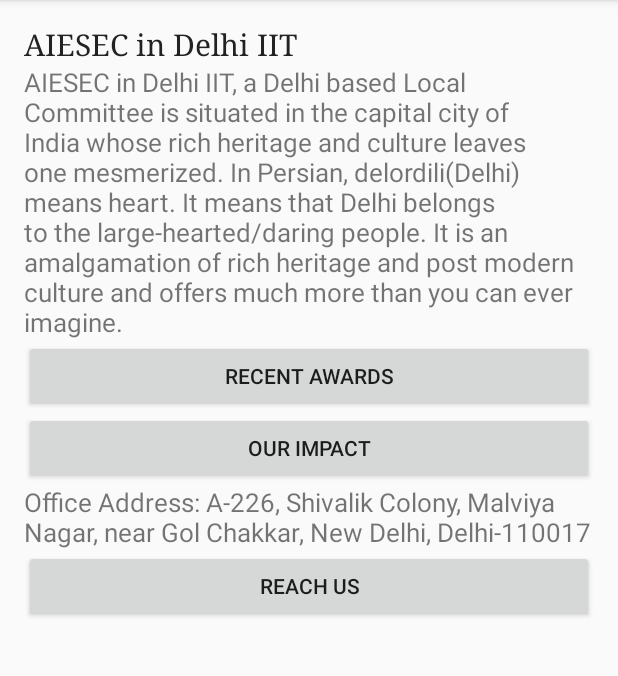
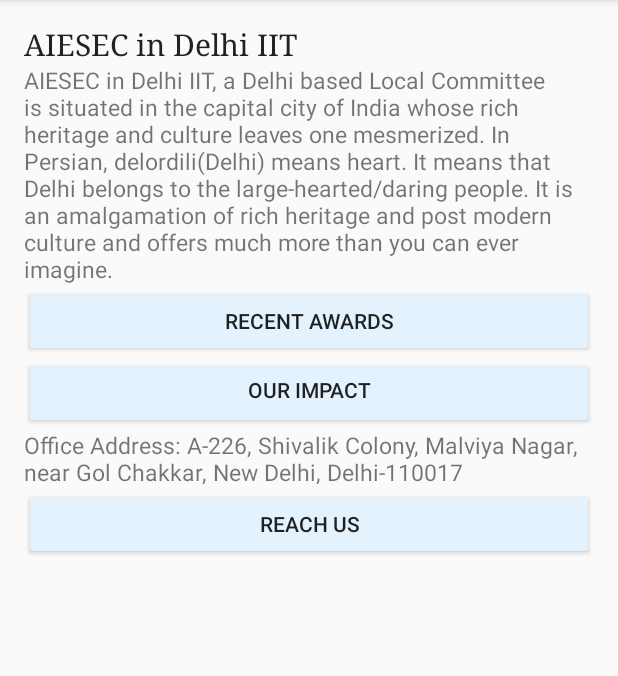
Before and after one commit to DoMINAToR98/DiscoverDelhi, an Android app: the About screen opened directly, with no data from a screen before it, on a phone screen of 412 x 824 dp, the part 84-760 px from its top. Run offline under Robolectric (Android 15) with nearby library versions, the phone set to English and light mode, and no system bars.

Commit message:
added about_recent and about_impact

```diff
--- a/app/src/main/AndroidManifest.xml
+++ b/app/src/main/AndroidManifest.xml
@@ -26,7 +26,9 @@
         <activity android:name=".PlacestoEat" />
         <activity android:name=".PlacestoShop" />
         <activity android:name=".UpcomingEvents" />
-        <activity android:name=".About"></activity>
+        <activity android:name=".About" />
+        <activity android:name=".about_ourimapct" />
+        <activity android:name=".about_recentawards"></activity>
     </application>
 
 </manifest>
--- a/app/src/main/java/in/sodevan/discoverdelhi/About.java
+++ b/app/src/main/java/in/sodevan/discoverdelhi/About.java
@@ -10,7 +10,8 @@
 import java.util.Locale;
 
 public class About extends AppCompatActivity {
-    Button reachus;
+    Button reachus,ourimpact,awards;
+
 
     @Override
     protected void onCreate(Bundle savedInstanceState) {
@@ -25,6 +26,22 @@
                 startActivity(intent);
             }
         });
+        ourimpact=(Button)findViewById(R.id.about_impact);
+        ourimpact.setOnClickListener(new View.OnClickListener() {
+            @Override
+            public void onClick(View view) {
+                Intent abtimpact=new Intent(About.this,about_ourimapct.class);
+                startActivity(abtimpact);
+            }
+        });
+        awards=(Button)findViewById(R.id.about_awd);
+        awards.setOnClickListener(new View.OnClickListener() {
+            @Override
+            public void onClick(View view) {
+                Intent abtawd=new Intent(About.this,about_recentawards.class);
+                startActivity(abtawd);
+            }
+        });
     }
 
 
--- a/app/src/main/res/layout/activity_about.xml
+++ b/app/src/main/res/layout/activity_about.xml
@@ -27,7 +27,7 @@
                 android:layout_width="match_parent"
                 android:layout_height="wrap_content"
                 android:layout_below="@id/head"
-                android:textSize="17sp"
+                android:textSize="15sp"
                 android:fontFamily="sans-serif"
                 android:text="@string/about_midtxt"
                 android:id="@+id/about_midtext"
@@ -35,19 +35,23 @@
             <Button
                 android:layout_width="match_parent"
                 android:layout_height="wrap_content"
+                android:backgroundTint="#E3F2FD"
                 android:text="RECENT AWARDS"
                 android:id="@+id/about_awd"
                 android:layout_below="@id/about_midtext"/>
             <Button
+                android:paddingTop="5dp"
                 android:layout_width="match_parent"
                 android:layout_height="wrap_content"
                 android:id="@+id/about_impact"
+                android:backgroundTint="#E3F2FD"
                 android:layout_below="@id/about_awd"
                 android:text="Our Impact"/>
             <TextView
+
                 android:layout_width="match_parent"
                 android:layout_height="wrap_content"
-                android:textSize="17sp"
+                android:textSize="15sp"
                 android:id="@+id/about_add"
                 android:fontFamily="sans-serif"
                 android:layout_below="@id/about_impact"
@@ -57,6 +61,7 @@
                 android:layout_height="wrap_content"
                 android:layout_below="@id/about_add"
                 android:id="@+id/about_reachus"
+                android:backgroundTint="#E3F2FD"
                 android:text="Reach Us"
                 />
 
--- a/app/src/main/res/values/strings.xml
+++ b/app/src/main/res/values/strings.xml
@@ -8,4 +8,9 @@
     <string name="navigation_drawer_close">Close navigation drawer</string>
     <string name="about_address">Office Address: A-226, Shivalik Colony, Malviya Nagar, near Gol Chakkar, New Delhi, Delhi-110017</string>
     <string name="action_settings">Settings</string>
+    <string name="about_ourimpact">Lorem ipsum dolor sit amet, consectetur adipiscing elit. Ut quis elementum leo, non imperdiet ex. Donec et urna et urna laoreet vehicula. Ut aliquam tellus vitae vehicula aliquet. Fusce eu ipsum porttitor, malesuada lectus nec, tincidunt nisi. Donec accumsan dapibus ornare. Cras placerat, lacus quis porta ornare, ex nisl rutrum leo, id vestibulum mauris eros vel lacus. Sed fermentum lacus urna, sed aliquet dui feugiat in. Aenean a consectetur turpis, sed dapibus nisl. Phasellus eget velit vel dolor cursus commodo. Fusce sagittis arcu id dui gravida, nec facilisis velit rutrum. Quisque ac venenatis arcu. Nam justo odio, vulputate nec libero et, interdum facilisis erat.\n \n
+
+Cras vel molestie sem. Donec ac elit vel sem porttitor efficitur. Cras leo odio, convallis sed sollicitudin non, blandit vitae eros. Orci varius natoque penatibus et magnis dis parturient montes, nascetur ridiculus mus. Curabitur eleifend ut sem id vulputate. Quisque ullamcorper, enim id ultrices bibendum, sapien nunc eleifend mi, at tincidunt nibh urna vel nulla. Fusce consequat, orci at auctor placerat, velit neque semper felis, vitae euismod nulla orci eget felis.\n \n
+
+Nulla eget dui vehicula, auctor felis non, fringilla tortor. Donec eget venenatis purus. Nullam dolor lorem, facilisis eget hendrerit a, bibendum in sapien. Donec et lorem iaculis, efficitur nulla convallis, pulvinar nisl. Donec non sapien non purus facilisis rutrum lobortis eu justo. In hac habitasse platea dictumst. Phasellus vel sapien nibh. Pellentesque non ligula at enim ultricies tristique. Nullam dictum est in erat interdum congue. Integer eget diam efficitur, aliquet leo a, interdum nulla. Aliquam nec ultricies leo.</string>
 </resources>
```
Also changed, not shown: app/src/main/java/in/sodevan/discoverdelhi/about_ourimapct.java (added, +13 -0 lines), app/src/main/java/in/sodevan/discoverdelhi/about_recentawards.java (added, +14 -0 lines), app/src/main/res/drawable/gradient_button_blue.xml (added, +10 -0 lines), app/src/main/res/layout/activity_about_ourimapct.xml (added, +21 -0 lines), app/src/main/res/layout/activity_about_recentawards.xml (added, +13 -0 lines).
